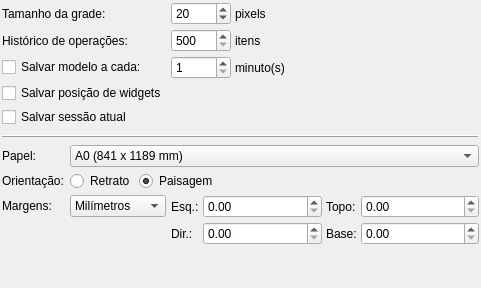
Above: pgmodeler_ui/ui/confgeralwidget.ui from erdincay/pgmodeler-old before the change. Below: the same form after it.
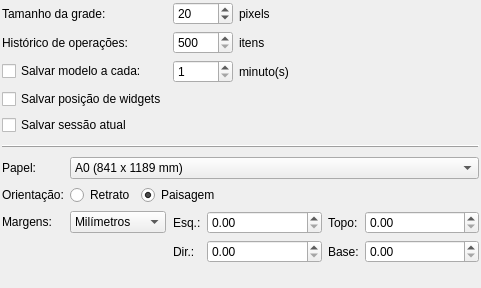
That is the form after the change.

The edit to the form file:
```diff
--- a/pgmodeler_ui/ui/confgeralwidget.ui
+++ b/pgmodeler_ui/ui/confgeralwidget.ui
@@ -24,7 +24,7 @@
     <number>2</number>
    </property>
    <property name="spacing">
-    <number>4</number>
+    <number>6</number>
    </property>
    <item row="0" column="0" colspan="2">
     <widget class="QLabel" name="tam_grade_lbl">
```
